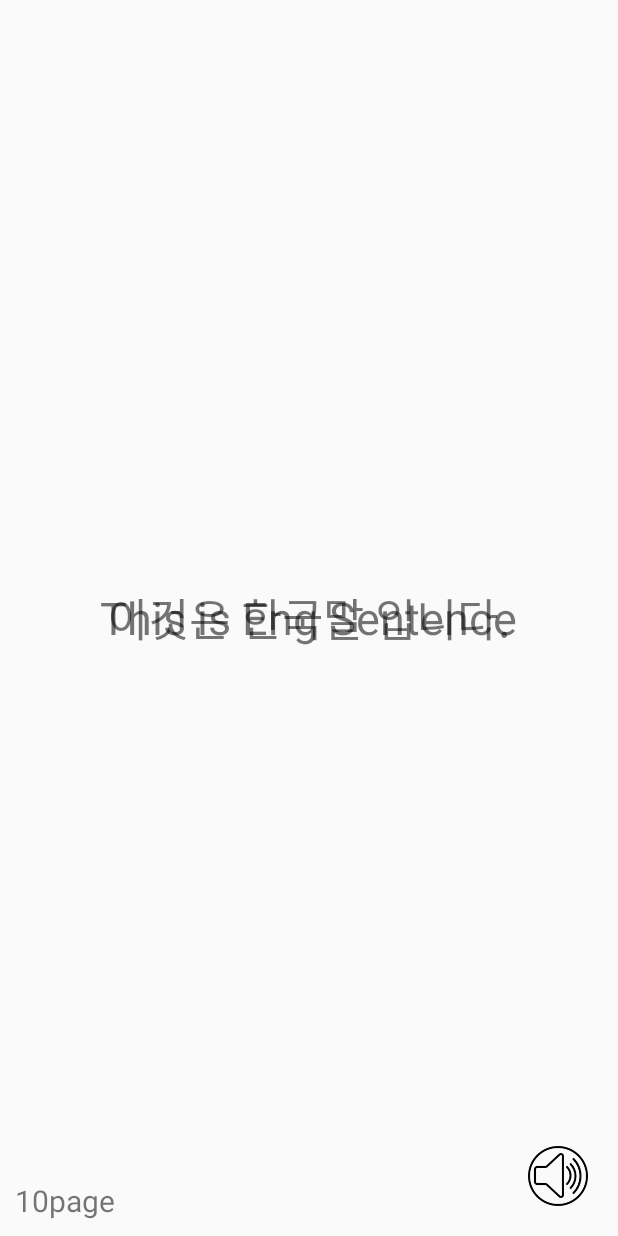
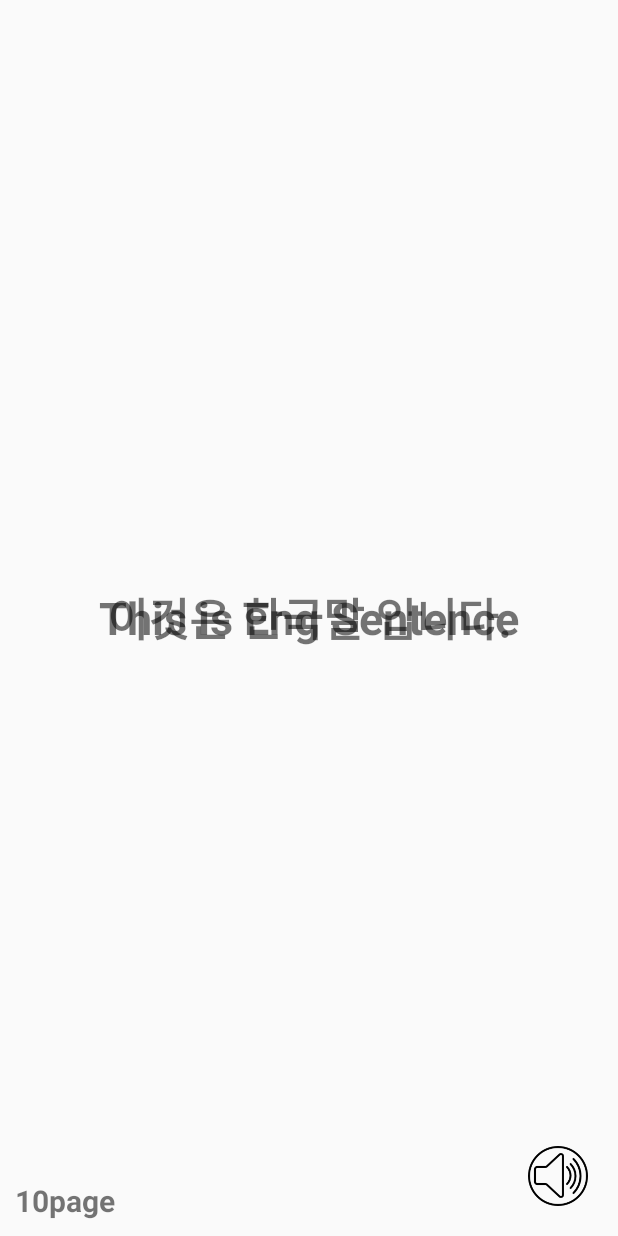
Before and after one commit to zzingobomi/StudyEnglish, an Android app: the layout activity_main.xml on its own in the app's theme, with its tools: preview values and no code run, on a phone screen of 412 x 824 dp. Run offline under Robolectric (Android 15) with nearby library versions, the phone set to English and light mode, and no system bars.

```diff
--- a/app/src/main/java/com/zzingobomi/studyenglish/GlobalData.java
+++ b/app/src/main/java/com/zzingobomi/studyenglish/GlobalData.java
@@ -19,4 +19,5 @@ public class GlobalData
     public static final int iEngSentenceColumn      = 2;
     public static final int iPageColumn             = 3;
     public static final int iAudioColumn            = 4;
+
 }
--- a/app/src/main/res/layout/activity_main.xml
+++ b/app/src/main/res/layout/activity_main.xml
@@ -13,6 +13,7 @@
         android:layout_centerHorizontal="true"
         android:layout_centerVertical="true"
         android:textSize="30sp"
+        android:textStyle="bold"
         android:text="이것은 한국말 입니다." />
 
     <TextView
@@ -22,6 +23,7 @@
         android:layout_centerHorizontal="true"
         android:layout_centerVertical="true"
         android:textSize="30sp"
+        android:textStyle="bold"
         android:text="This is Eng Sentence" />
 
     <TextView
@@ -34,6 +36,7 @@
         android:layout_marginLeft="10dp"
         android:layout_marginBottom="10dp"
         android:textSize="20sp"
+        android:textStyle="bold"
         android:text="10page"/>
 
     <Button
```
Also changed, not shown: app/src/main/java/com/zzingobomi/studyenglish/MainActivity.java (+47 -2 lines).
